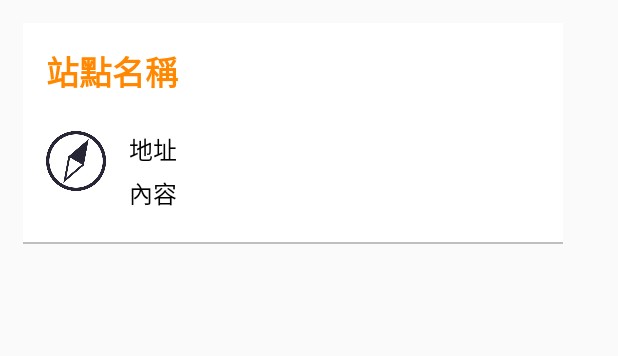
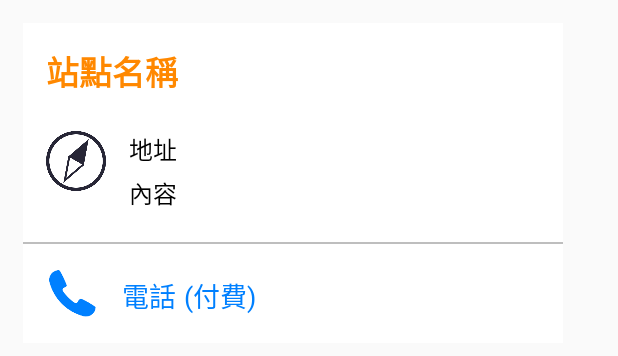
Before and after one commit to Changweichun/YouBike-1.5, an Android app: the layout acticity_service_center_adapter.xml on its own in the app's theme, with its tools: preview values and no code run, on a phone screen of 412 x 824 dp. Shown: the top 356 px of the screen. Run offline under Robolectric (Android 15) with nearby library versions, the phone set to English and light mode, and no system bars.

Commit message:
服務中心最後一更

```diff
--- a/app/build.gradle
+++ b/app/build.gradle
@@ -1,5 +1,6 @@
 plugins {
     id 'com.android.application'
+    id 'com.google.android.libraries.mapsplatform.secrets-gradle-plugin'
 }
 
 android {
--- a/app/src/main/res/layout/acticity_service_center_adapter.xml
+++ b/app/src/main/res/layout/acticity_service_center_adapter.xml
@@ -71,6 +71,43 @@
             android:layout_height="1dp"
             android:background="@color/gray"/>
 
+        <LinearLayout
+            android:id="@+id/phoneview"
+            android:layout_width="360dp"
+            android:layout_height="wrap_content"
+            android:background="@color/white"
+            android:backgroundTint="@null"
+            android:orientation="horizontal"
+            android:padding="15dp">
+
+            <ImageView
+                android:layout_width="35dp"
+                android:layout_height="35dp"
+                android:layout_marginRight="15dp"
+                android:scaleType="fitCenter"
+                android:src="@mipmap/img_4"
+                app:tint="@color/lightBlue" />
+
+            <TextView
+                android:id="@+id/tv_servicePhone"
+                android:layout_width="wrap_content"
+                android:layout_height="wrap_content"
+                android:paddingTop="5dp"
+                android:text="電話"
+                android:textColor="@color/lightBlue"
+                android:textSize="18sp" />
+
+            <TextView
+                android:id="@+id/tv_servicePay"
+                android:layout_width="wrap_content"
+                android:layout_height="wrap_content"
+                android:layout_marginLeft="5dp"
+                android:paddingTop="5dp"
+                android:text="(付費)"
+                android:textColor="@color/lightBlue"
+                android:textSize="18sp" />
+        </LinearLayout>
+
     </LinearLayout>
 
 </LinearLayout>
```
Also changed, not shown: app/src/main/java/com/android/youbike/ServiceCenterActivity.java (+8 -4 lines), app/src/main/java/com/android/youbike/ServiceCenterAdapter.java (+22 -49 lines), app/src/main/java/com/android/youbike/adapter/PhoneClickListener.java (added, +8 -0 lines), 16 other files.
